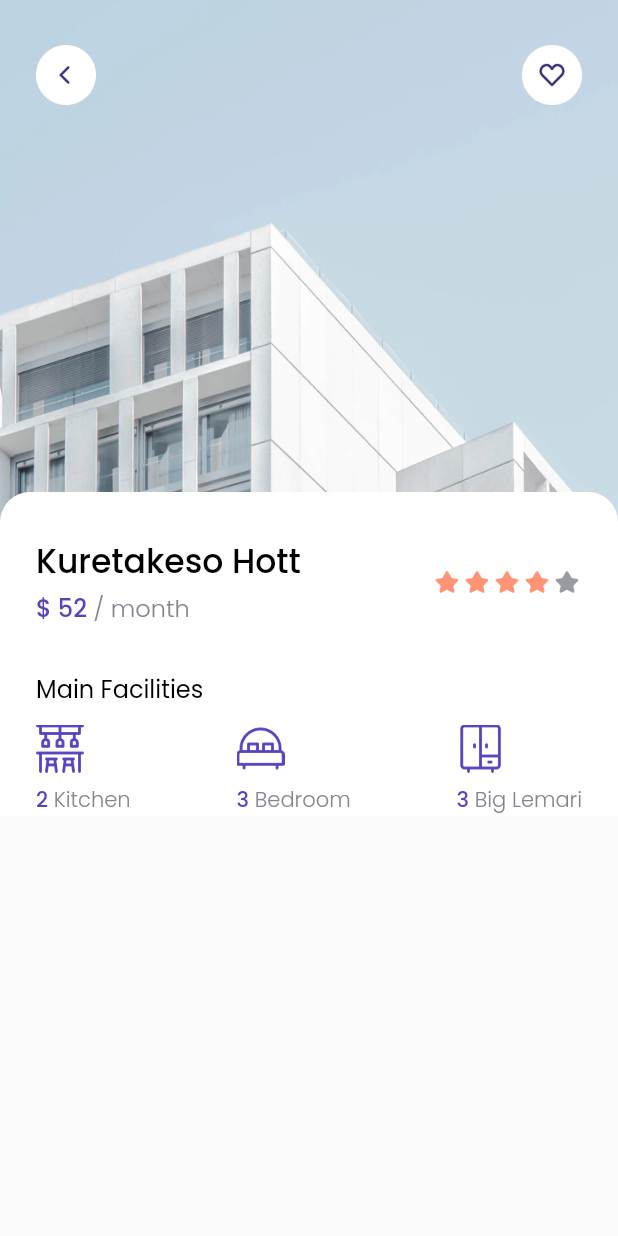
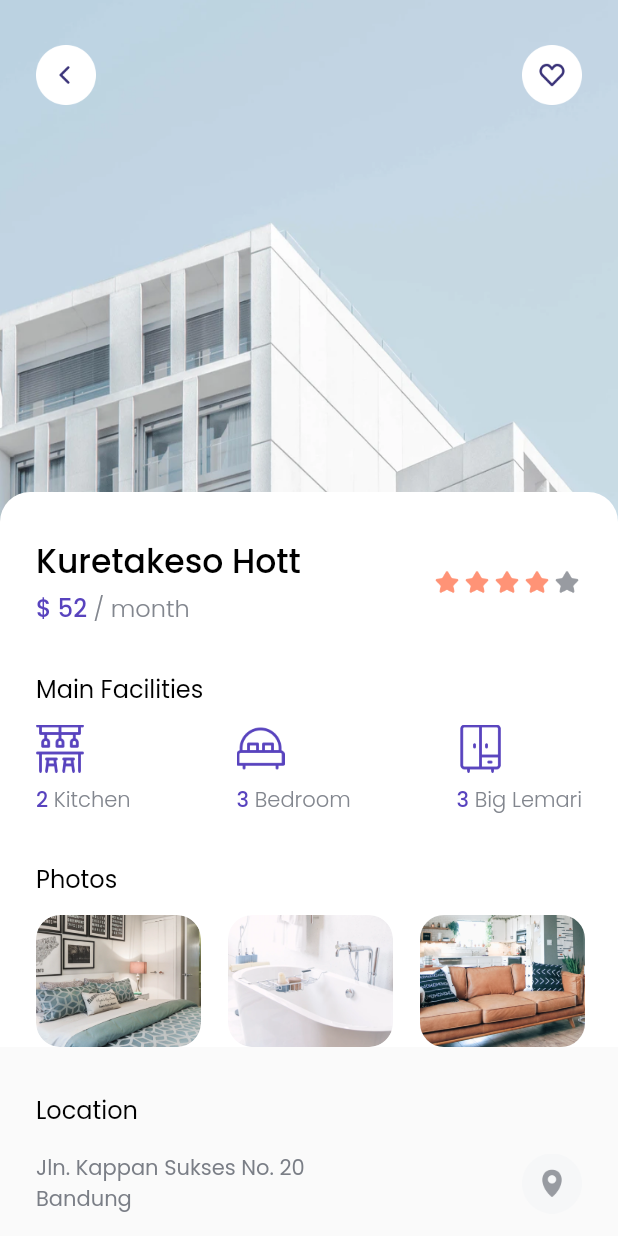
Before and after one commit to aristrisnawan/find-house, a Flutter app: the DetailPage screen opened directly, on a phone screen of 412 x 824 dp. Run offline on Flutter 3.47's test engine with Material 2 defaults, Android fonts, the phone set to English and light mode, and no system bars; our stand-ins replace google_fonts.

Commit message:
completed detail page & set gradel up version sdk

```diff
--- a/lib/pages/detail_page.dart
+++ b/lib/pages/detail_page.dart
@@ -1,10 +1,15 @@
 import 'package:find_house/theme.dart';
 import 'package:find_house/widgets/facility_item.dart';
 import 'package:flutter/material.dart';
+import 'package:url_launcher/url_launcher.dart';
 
 class DetailPage extends StatelessWidget {
   const DetailPage({super.key});
-
+  Future<void> _launchUrl(Uri url) async {
+  if (!await launchUrl(url)) {
+    throw 'Could not launch $url';
+  }
+}
   @override
   Widget build(BuildContext context) {
     return Scaffold(
@@ -18,26 +23,6 @@ class DetailPage extends StatelessWidget {
               height: 350,
               width: MediaQuery.of(context).size.width,
               fit: BoxFit.cover,
-            ),
-            Padding(
-              padding: EdgeInsets.symmetric(horizontal: edge, vertical: 30),
-              child: Row(
-                mainAxisAlignment: MainAxisAlignment.spaceBetween,
-                children: [
-                  InkWell(
-                      onTap: () {
-                        Navigator.pop(context);
-                      },
-                      child: Image.asset(
-                        "assets/image/btn_back.png",
-                        width: 40,
-                      )),
-                  Image.asset(
-                    "assets/image/btn_wishlist.png",
-                    width: 40,
-                  ),
-                ],
-              ),
             ),
             ListView(
               children: [
@@ -129,6 +114,7 @@ class DetailPage extends StatelessWidget {
                           style: reulerTextStyle.copyWith(fontSize: 16),
                         ),
                       ),
+                      // ignore: prefer_const_constructors
                       SizedBox(
                         height: 12,
                       ),
@@ -154,11 +140,153 @@ class DetailPage extends StatelessWidget {
                                 count: 3),
                           ],
                         ),
+                      ),
+                      SizedBox(
+                        height: 30,
+                      ),
+                      // NOTE : PHOTOS
+                      Padding(
+                        padding: EdgeInsets.symmetric(horizontal: edge),
+                        child: Text(
+                          "Photos",
+                          style: reulerTextStyle.copyWith(fontSize: 16),
+                        ),
+                      ),
+                      SizedBox(
+                        height: 12,
+                      ),
+                      Padding(
+                        padding: EdgeInsets.only(left: edge),
+                        child: Container(
+                          height: 88,
+                          width: MediaQuery.of(context).size.width,
+                          child: ListView(
+                            scrollDirection: Axis.horizontal,
+                            children: [
+                              ClipRRect(
+                                borderRadius: BorderRadius.circular(16),
+                                child: Image.asset(
+                                  "assets/image/photo1.png",
+                                  width: 110,
+                                  height: 88,
+                                  fit: BoxFit.cover,
+                                ),
+                              ),
+                              SizedBox(
+                                width: 18,
+                              ),
+                              ClipRRect(
+                                borderRadius: BorderRadius.circular(16),
+                                child: Image.asset(
+                                  "assets/image/photo2.png",
+                                  width: 110,
+                                  height: 88,
+                                  fit: BoxFit.cover,
+                                ),
+                              ),
+                              SizedBox(
+                                width: 18,
+                              ),
+                              ClipRRect(
+                                borderRadius: BorderRadius.circular(16),
+                                child: Image.asset(
+                                  "assets/image/photo3.png",
+                                  width: 110,
+                                  height: 88,
+                                  fit: BoxFit.cover,
+                                ),
+                              ),
+                            ],
+                          ),
+                        ),
                       )
                     ],
                   ),
+                ),
+                SizedBox(
+                  height: 30,
+                ),
+                Padding(
+                  padding: EdgeInsets.symmetric(horizontal: edge),
+                  child: Text(
+                    "Location",
+                    style: reulerTextStyle.copyWith(fontSize: 16),
+                  ),
+                ),
+                SizedBox(
+                  height: 16,
+                ),
+                // NOTE : LOCATION
+                Padding(
+                  padding: EdgeInsets.symmetric(horizontal: edge),
+                  child: Row(
+                    mainAxisAlignment: MainAxisAlignment.spaceBetween,
+                    children: [
+                      Text(
+                        "Jln. Kappan Sukses No. 20 \nBandung",
+                        style: reulerTextStyle.copyWith(
+                            fontSize: 14, color: Color(0xff7A7E86)),
+                      ),
+                      InkWell(
+                        onTap: () {
+                          _launchUrl(Uri.parse('https://www.google.co.id/maps/place/Bandung,+Kota+Bandung,+Jawa+Barat/@-6.9032739,107.5729445,12z/data=!3m1!4b1!4m5!3m4!1s0x2e68e6398252477f:0x146a1f93d3e815b2!8m2!3d-6.9174639!4d107.6191228'));
+                        },
+                        child: Image.asset(
+                          "assets/image/btn_map.png",
+                          width: 40,
+                        ),
+                      )
+                    ],
+                  ),
+                ),
+                SizedBox(
+                  height: 40,
+                ),
+                // NOTE: BUTTON
+                Padding(
+                  padding: EdgeInsets.symmetric(horizontal: edge),
+                  child: Container(
+                    height: 50,
+                    width: MediaQuery.of(context).size.width - (2*edge),
+                    child: ElevatedButton(
+                      onPressed: () {
+                        _launchUrl(Uri.parse('tel:+6282117295505'));
+                      },
+                      child: Text(
+                        "Book Now",
+                        style: whiteTextStyle.copyWith(fontSize: 18),
+                      ),
+                      style: ElevatedButton.styleFrom(
+                          backgroundColor: purpleColor,
+                          shape: RoundedRectangleBorder(
+                              borderRadius: BorderRadius.circular(17))),
+                    ),
+                  ),
+                ),
+                SizedBox(
+                  height: 40,
                 )
               ],
+            ),
+           Padding(
+              padding: EdgeInsets.symmetric(horizontal: edge, vertical: 30),
+              child: Row(
+                mainAxisAlignment: MainAxisAlignment.spaceBetween,
+                children: [
+                  InkWell(
+                      onTap: () {
+                        Navigator.pop(context);
+                      },
+                      child: Image.asset(
+                        "assets/image/btn_back.png",
+                        width: 40,
+                      )),
+                  Image.asset(
+                    "assets/image/btn_wishlist.png",
+                    width: 40,
+                  ),
+                ],
+              ),
             ),
           ],
         ),
--- a/pubspec.yaml
+++ b/pubspec.yaml
@@ -37,6 +37,7 @@ dependencies:
   # Use with the CupertinoIcons class for iOS style icons.
   cupertino_icons: ^1.0.2
   google_fonts: ^3.0.1
+  url_launcher: ^6.1.7
 
 
 dev_dependencies:
```
Also changed, not shown: pubspec.lock, 6 other files.
